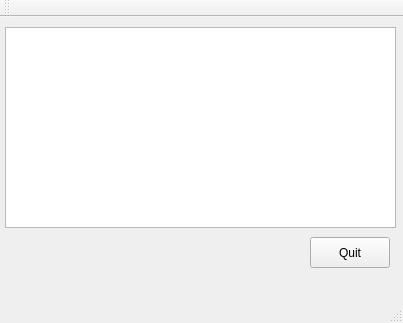
This is gui/mainwindow.ui in markveligod/ft_irc as Qt 5 draws it before an edit. The edited form follows.
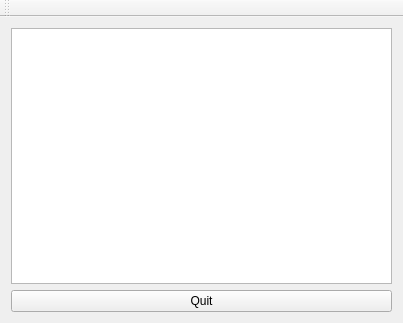
This is the edited form.

Commit message: add simple window

What changed in the file:
```diff
--- a/gui/mainwindow.ui
+++ b/gui/mainwindow.ui
@@ -14,39 +14,18 @@
    <string>MainWindow</string>
   </property>
   <widget class="QWidget" name="centralWidget">
+   <layout class="QVBoxLayout" name="verticalLayout">
+    <item>
+     <widget class="QTextBrowser" name="textBrowser"/>
+    </item>
+    <item>
    <widget class="QPushButton" name="ButQuit">
-    <property name="geometry">
-     <rect>
-      <x>310</x>
-      <y>220</y>
-      <width>80</width>
-      <height>31</height>
-     </rect>
-    </property>
     <property name="text">
      <string>Quit</string>
     </property>
    </widget>
-   <widget class="QListView" name="listView">
-    <property name="geometry">
-     <rect>
-      <x>5</x>
-      <y>10</y>
-      <width>391</width>
-      <height>201</height>
-     </rect>
-    </property>
-   </widget>
-  </widget>
-  <widget class="QMenuBar" name="menuBar">
-   <property name="geometry">
-    <rect>
-     <x>0</x>
-     <y>0</y>
-     <width>403</width>
-     <height>22</height>
-    </rect>
-   </property>
+    </item>
+   </layout>
   </widget>
   <widget class="QToolBar" name="mainToolBar">
    <attribute name="toolBarArea">
@@ -56,7 +35,6 @@
     <bool>false</bool>
    </attribute>
   </widget>
-  <widget class="QStatusBar" name="statusBar"/>
  </widget>
  <layoutdefault spacing="6" margin="11"/>
  <resources/>
```
Lines whose indentation alone changed are shown as unchanged. The commit also changes 4 other files.
